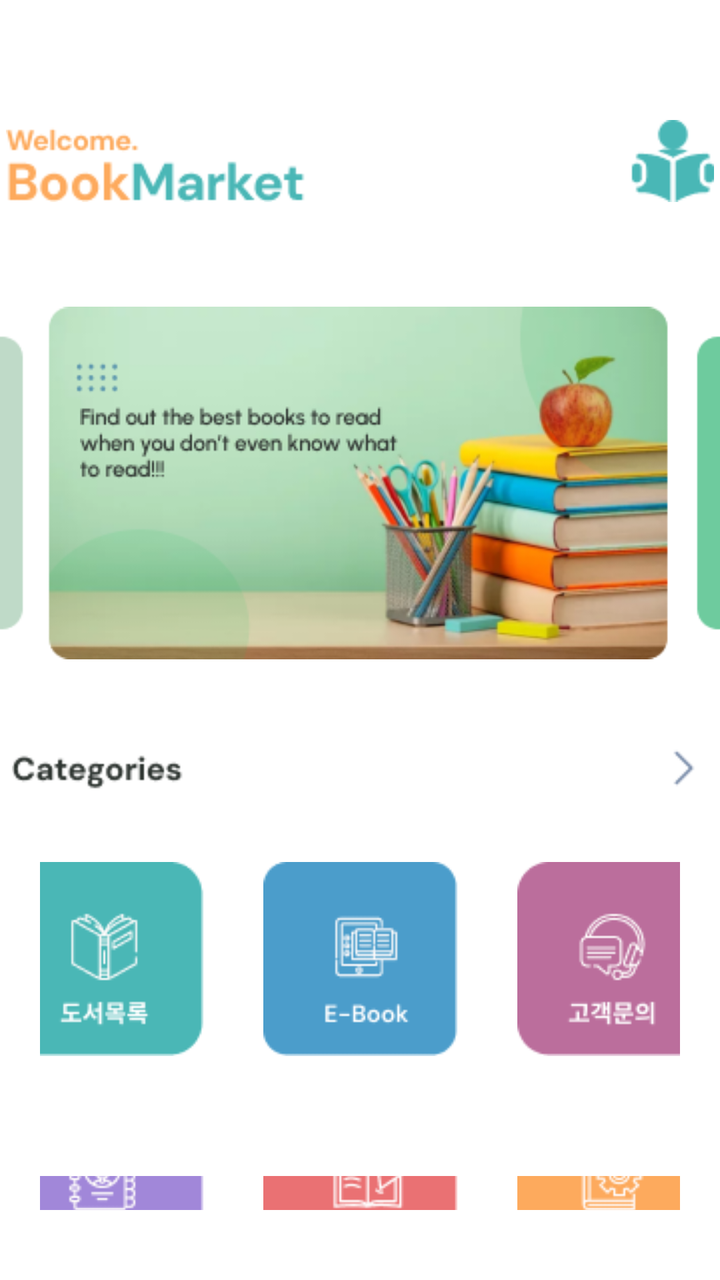
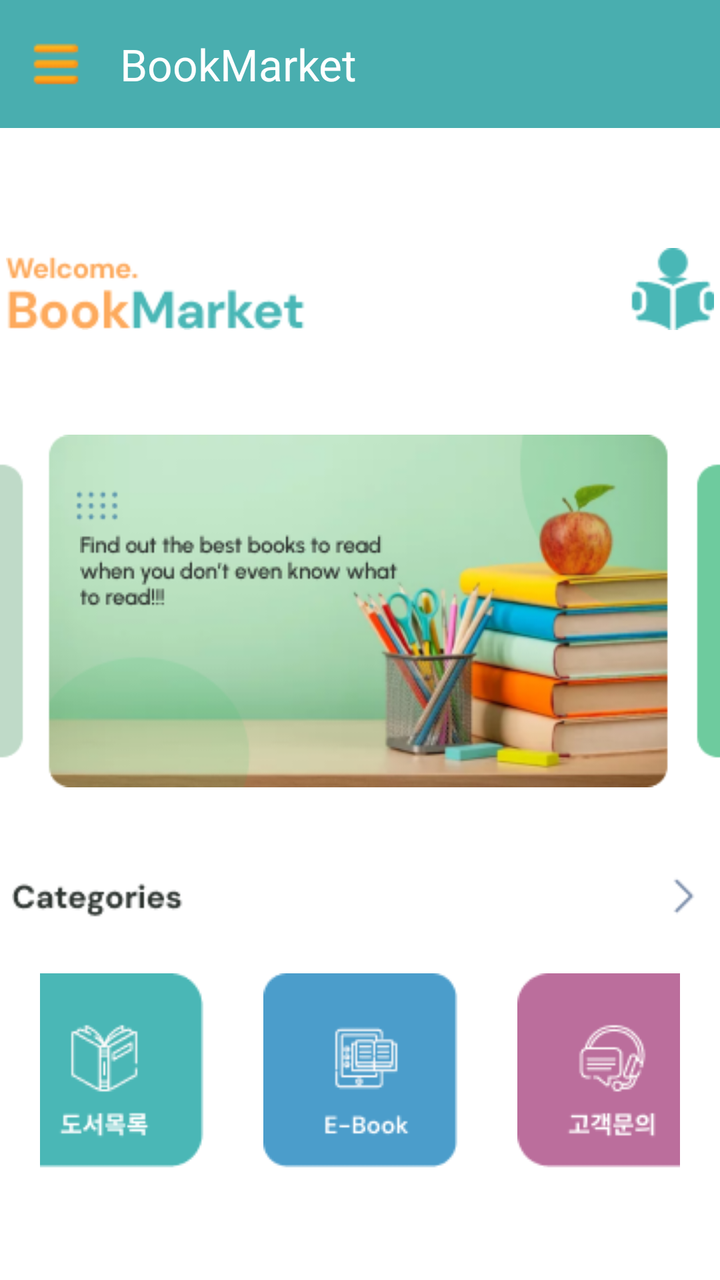

The first picture is an Android layout as it rendered before a commit; the second is the same layout after the commit. The layout source and the unified diff follow.
<!-- AndroidManifest.xml: application theme Theme.BookMarket -->
<!-- res/layout/activity_menu.xml -->
<?xml version="1.0" encoding="utf-8"?>
<LinearLayout xmlns:android="http://schemas.android.com/apk/res/android"
    xmlns:app="http://schemas.android.com/apk/res-auto"
    xmlns:tools="http://schemas.android.com/tools"
    android:id="@+id/menu"
    android:layout_width="match_parent"
    android:layout_height="match_parent"
    android:background="#ffffff"
    android:orientation="vertical"
    tools:context=".MenuActivity">

    <ImageView
        android:id="@+id/imageView1"
        android:layout_width="wrap_content"
        android:layout_height="wrap_content"
        android:layout_gravity="center_horizontal"
        android:layout_marginTop="60dp"
        app:srcCompat="@drawable/menu_logo" />

    <FrameLayout
        android:layout_width="match_parent"
        android:layout_height="wrap_content">

        <ImageView
            android:id="@+id/imageView2"
            android:layout_width="wrap_content"
            android:layout_height="wrap_content"
            android:layout_marginTop="40dp"
            android:onClick="onBannerClick"
            app:srcCompat="@drawable/menu_banner1" />

        <ImageView
            android:id="@+id/imageView5"
            android:layout_width="wrap_content"
            android:layout_height="wrap_content"
            android:layout_gravity="center_vertical"
            android:layout_marginLeft="40dp"
            app:srcCompat="@drawable/menu_text" />
    </FrameLayout>

    <ImageView
        android:id="@+id/imageView3"
        android:layout_width="match_parent"
        android:layout_height="wrap_content"
        android:layout_marginTop="30dp"
        app:srcCompat="@drawable/menu_title" />

    <TableLayout
        android:layout_width="match_parent"
        android:layout_height="wrap_content"
        android:layout_margin="20dp"
        android:gravity="center">

        <TableRow
            android:layout_width="match_parent"
            android:layout_height="match_parent"
            android:gravity="center_horizontal">

            <ImageButton
                android:id="@+id/imageButton1"
                android:layout_width="wrap_content"
                android:layout_height="wrap_content"
                android:layout_margin="15dp"
                android:background="@android:color/transparent"
                android:onClick="onBookListClick"
                app:srcCompat="@drawable/menu_menu1" />

            <ImageButton
                android:id="@+id/imageButton2"
                android:layout_width="wrap_content"
                android:layout_height="wrap_content"
                android:layout_margin="15dp"
                android:background="#00FFFFFF"
                android:onClick="onEBookClick"
                app:srcCompat="@drawable/menu_menu2" />

            <ImageButton
                android:id="@+id/imageButton3"
                android:layout_width="wrap_content"
                android:layout_height="wrap_content"
                android:layout_margin="15dp"
                android:background="#00FFFFFF"
                android:onClick="onCustomerInquiryClick"
                app:srcCompat="@drawable/menu_menu3" />
        </TableRow>

        <TableRow
            android:layout_width="match_parent"
            android:layout_height="match_parent"
            android:layout_marginTop="30dp"
            android:gravity="center_horizontal">

            <ImageButton
                android:id="@+id/imageButton4"
                android:layout_width="wrap_content"
                android:layout_height="wrap_content"
                android:layout_margin="15dp"
                android:background="#00FFFFFF"

                android:onClick="onMyPageClick"
                app:srcCompat="@drawable/menu_menu4" />

            <ImageButton
                android:id="@+id/imageButton5"
                android:layout_width="wrap_content"
                android:layout_height="wrap_content"

                android:layout_margin="15dp"

                android:background="#00FFFFFF"
                android:onClick="onMarketInfoClick"
                app:srcCompat="@drawable/menu_menu5" />

            <ImageButton
                android:id="@+id/imageButton6"
                android:layout_width="wrap_content"
                android:layout_height="wrap_content"
                android:layout_margin="15dp"
                android:background="#00FFFFFF"
                android:onClick="onSettingClick"
                app:srcCompat="@drawable/menu_menu6" />
        </TableRow>
    </TableLayout>

    <LinearLayout
        android:layout_width="match_parent"
        android:layout_height="match_parent"
        android:gravity="bottom|center_horizontal"
        android:orientation="vertical">

        <ImageView
            android:id="@+id/imageView4"
            android:layout_width="wrap_content"
            android:layout_height="wrap_content"
            app:srcCompat="@drawable/menu_bottom" />
    </LinearLayout>
</LinearLayout>
<!-- resources referenced by this layout -->
<resources>
  <!-- drawable menu_banner1: png bitmap (drawable, 64457 bytes) -->
  <!-- drawable menu_bottom: png bitmap (drawable, 1726 bytes) -->
  <!-- drawable menu_logo: png bitmap (drawable, 4746 bytes) -->
  <!-- drawable menu_menu1: png bitmap (drawable, 2551 bytes) -->
  <!-- drawable menu_menu2: png bitmap (drawable, 2214 bytes) -->
  <!-- drawable menu_menu3: png bitmap (drawable, 3499 bytes) -->
  <!-- drawable menu_menu4: png bitmap (drawable, 3027 bytes) -->
  <!-- drawable menu_menu5: png bitmap (drawable, 2735 bytes) -->
  <!-- drawable menu_menu6: png bitmap (drawable, 2363 bytes) -->
  <!-- drawable menu_text: png bitmap (drawable, 3405 bytes) -->
  <!-- drawable menu_title: png bitmap (drawable, 1870 bytes) -->
  <style name="Theme.BookMarket" parent="Base.Theme.BookMarket" />
  <style name="Base.Theme.BookMarket" parent="Theme.Material3.DayNight.NoActionBar">
          
          
      </style>
</resources>

<!-- the commit's change to res/layout/activity_menu.xml (unified diff, before → after) -->
@@ -1,13 +1,29 @@
 <?xml version="1.0" encoding="utf-8"?>
-<LinearLayout xmlns:android="http://schemas.android.com/apk/res/android"
+<androidx.drawerlayout.widget.DrawerLayout xmlns:android="http://schemas.android.com/apk/res/android"
     xmlns:app="http://schemas.android.com/apk/res-auto"
     xmlns:tools="http://schemas.android.com/tools"
     android:id="@+id/menu"
     android:layout_width="match_parent"
     android:layout_height="match_parent"
     android:background="#ffffff"
-    android:orientation="vertical"
     tools:context=".MenuActivity">
+
+    <LinearLayout
+        android:id="@+id/menu_content"
+        android:layout_width="match_parent"
+        android:layout_height="match_parent"
+        android:orientation="vertical">
+
+        <androidx.appcompat.widget.Toolbar
+            android:id="@+id/toolbar"
+            android:layout_width="match_parent"
+            android:layout_height="?attr/actionBarSize"
+            android:background="@color/bookmarket_primary"
+            app:navigationContentDescription="@string/navigation_drawer_open"
+            app:navigationIcon="@drawable/icon_navi"
+            app:navigationIconTint="@color/bookmarket_menu_icon"
+            app:title="@string/app_name"
+            app:titleTextColor="@color/white" />
 
     <ImageView
         android:id="@+id/imageView1"
@@ -134,4 +150,42 @@
             android:layout_height="wrap_content"
             app:srcCompat="@drawable/menu_bottom" />
     </LinearLayout>
+    </LinearLayout>
+
+    <com.google.android.material.navigation.NavigationView
+        android:id="@+id/navigation"
+        android:layout_width="wrap_content"
+        android:layout_height="match_parent"
+        android:layout_gravity="start"
+        app:headerLayout="@layout/navigation_header"
+        app:menu="@menu/menu_navigation" />
+</androidx.drawerlayout.widget.DrawerLayout>
+<!-- res/layout/navigation_header.xml (included above) -->
+<?xml version="1.0" encoding="utf-8"?>
+<LinearLayout xmlns:android="http://schemas.android.com/apk/res/android"
+    xmlns:app="http://schemas.android.com/apk/res-auto"
+    android:layout_width="match_parent"
+    android:layout_height="wrap_content"
+
+    android:background="#F8B476"
+    android:gravity="bottom"
+    android:orientation="vertical"
+    android:padding="20dp"
+    android:theme="@style/ThemeOverlay.AppCompat.Dark">
+
+    <ImageView
+        android:id="@+id/imageView"
+        android:layout_width="wrap_content"
+        android:layout_height="wrap_content"
+        app:srcCompat="@drawable/navi_market" />
+
+    <TextView
+        android:layout_width="match_parent"
+        android:layout_height="wrap_content"
+        android:layout_marginTop="20dp"
+        android:text="BookMarket"
+        android:textAppearance="@style/TextAppearance.AppCompat.Body1"
+        android:textSize="18sp"
+        android:textStyle="bold" />
+
 </LinearLayout>
<!-- resource entries referenced after the edit -->
@@ -1,5 +1,9 @@
 <!-- resources referenced by this layout -->
 <resources>
+  <color name="bookmarket_menu_icon">#FFB74D</color>
+  <color name="bookmarket_primary">#49AEAF</color>
+  <color name="white">#FFFFFFFF</color>
+  <!-- drawable icon_navi: png bitmap (drawable, 507 bytes) -->
   <!-- drawable menu_banner1: png bitmap (drawable, 64457 bytes) -->
   <!-- drawable menu_bottom: png bitmap (drawable, 1726 bytes) -->
   <!-- drawable menu_logo: png bitmap (drawable, 4746 bytes) -->
@@ -11,6 +15,9 @@
   <!-- drawable menu_menu6: png bitmap (drawable, 2363 bytes) -->
   <!-- drawable menu_text: png bitmap (drawable, 3405 bytes) -->
   <!-- drawable menu_title: png bitmap (drawable, 1870 bytes) -->
+  <!-- drawable navi_market: png bitmap (drawable, 24206 bytes) -->
+  <string name="app_name">BookMarket</string>
+  <string name="navigation_drawer_open">메뉴 열기</string>
   <style name="Theme.BookMarket" parent="Base.Theme.BookMarket" />
   <style name="Base.Theme.BookMarket" parent="Theme.Material3.DayNight.NoActionBar">
           
